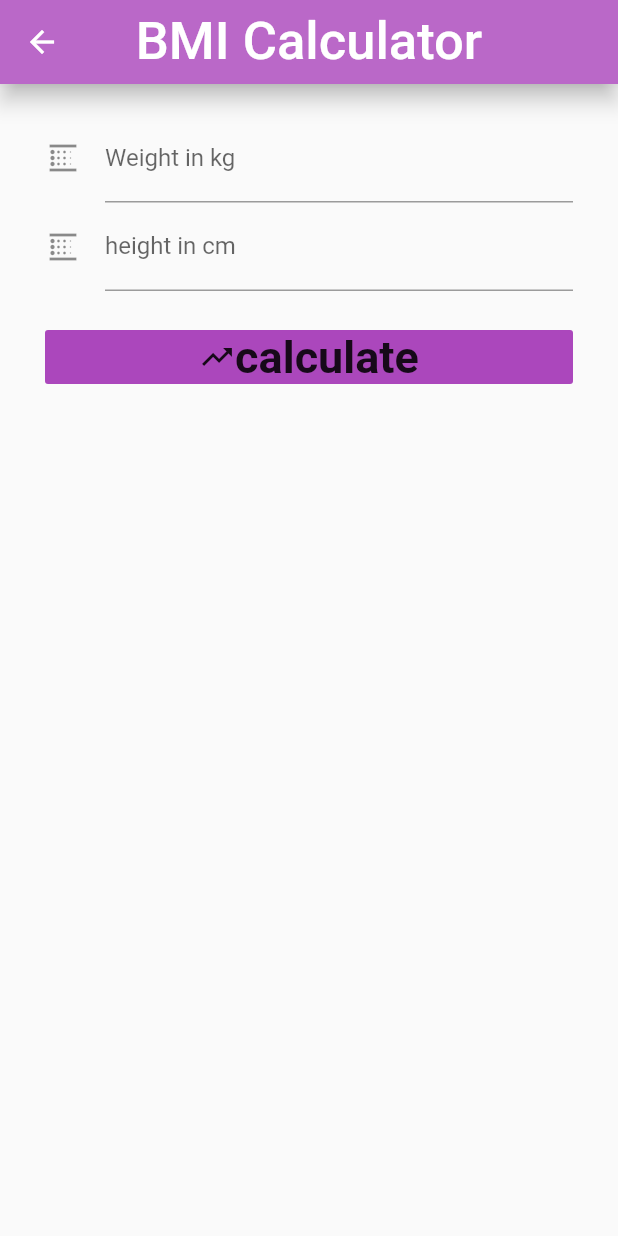
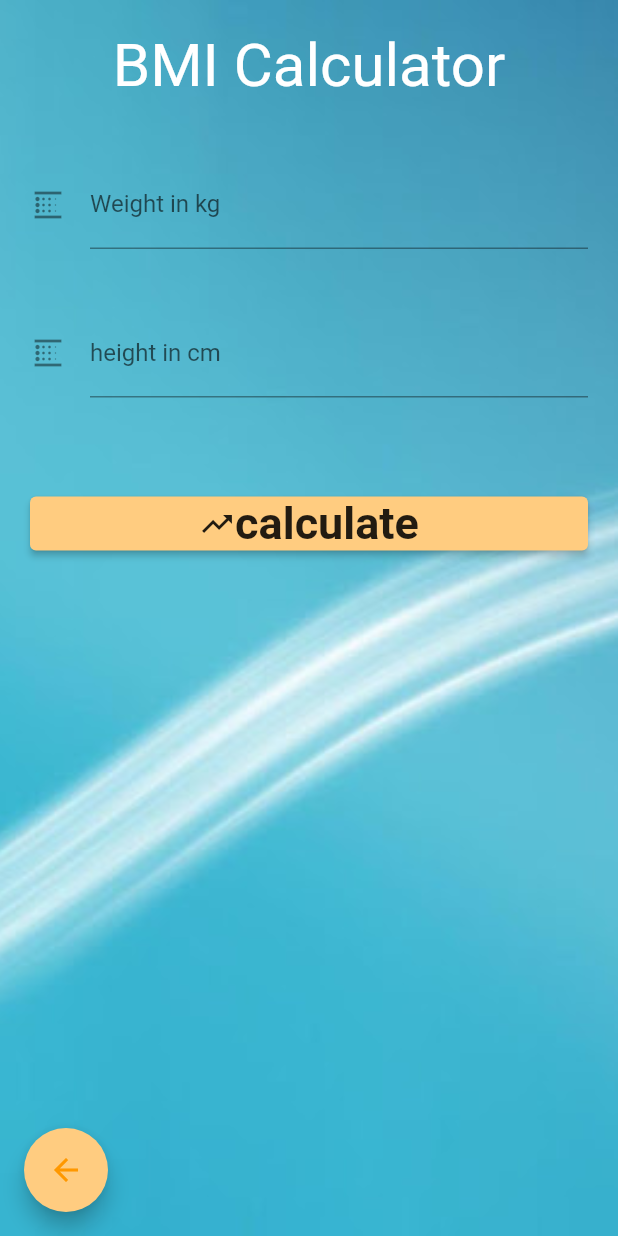
Before and after one commit to narjesabdolii/BMI_Calculatorapp, a Flutter app: the BMI screen opened by its route, on a phone screen of 412 x 824 dp. Run offline on Flutter 3.47's test engine with Material 2 defaults, Android fonts, the phone set to English and light mode, and no system bars; Roboto replaces fonts that are missing (Dongle-Bold).

Commit message:
changes : change bmi calculator page and buttons

```diff
--- a/lib/pages/Bmi_calculator.dart
+++ b/lib/pages/Bmi_calculator.dart
@@ -10,6 +10,7 @@ class _BMIState extends State<BMI> {
   final _heightController = TextEditingController();
   final _weightController = TextEditingController();
   double? _bmi;
+  String? _msg;
 
 
   void _calculate() {
@@ -24,28 +25,37 @@ class _BMIState extends State<BMI> {
 
     setState(() {
       _bmi = weight / (height/100 * height/100);
+      _msg = _bmi.toString();
     });
   }
 
   @override
   Widget build(BuildContext context) {
     return Scaffold(
-        appBar: AppBar(
-          centerTitle: true,
-          elevation: 6,
-          title: const Text('BMI Calculator',
-            style: TextStyle(
-                fontFamily: 'Dongle-Bold',
-                fontSize: 35.0
-            ) ,),
-          backgroundColor: Colors.purple[300],
-
+        body :  Container(
+          alignment: const Alignment(-.2, 0),
+          decoration: const BoxDecoration(
+            image: DecorationImage(
+              image: AssetImage('assets/back-blue.jpg'),
+              fit: BoxFit.cover,
             ),
-        body :  Padding(
-          padding: const EdgeInsets.symmetric(vertical: 20.0,horizontal: 30.0),
+          ),
           child: Column(
             children:  <Widget>[
-               TextField(
+              Container(
+                margin: const EdgeInsets.all(20.0),
+                child: const Text(
+                  'BMI Calculator',
+                  style: TextStyle(
+                    fontSize: 40.0,
+                    fontFamily: 'Dongle-Bold',
+                    color: Colors.white,
+                  ),
+                ),
+              ),
+               Container(
+                 margin: const EdgeInsets.all(20.0),
+                 child:  TextField(
                    keyboardType: const TextInputType.numberWithOptions(decimal: true),
                    controller: _weightController,
                    decoration: const InputDecoration(
@@ -53,7 +63,10 @@ class _BMIState extends State<BMI> {
                      icon: Icon(Icons.blur_linear_outlined),
                    ),
                  ),
-               TextField(
+               ),
+               Container(
+                 margin: const EdgeInsets.all(20.0),
+                 child:TextField(
                    keyboardType: const TextInputType.numberWithOptions(decimal: true),
                    controller: _heightController,
                    decoration: const InputDecoration(
@@ -61,8 +74,14 @@ class _BMIState extends State<BMI> {
                      icon: Icon(Icons.blur_linear_outlined),
                    ),
                  ),
+               ),
               const SizedBox(height: 20.0),
-              FlatButton(
+              Container(
+                margin: const EdgeInsets.all(20.0),
+                child:  ElevatedButton(
+                  style: ElevatedButton.styleFrom(
+                    primary: Colors.orange[200],
+                  ),
                     onPressed: ()
                     {
                       _calculate();
@@ -80,29 +99,37 @@ class _BMIState extends State<BMI> {
                         },
                       );
                     },
-
-                color: Colors.purple[400],
                     child: Row(
                       mainAxisAlignment: MainAxisAlignment.center,
                       children: const <Widget>[
-                    Icon(Icons.trending_up_outlined),
+                        Icon(Icons.trending_up_outlined,
+                        color: Colors.black87,),
                         Text('calculate',
                           style: TextStyle(
                             fontWeight: FontWeight.bold,
                             fontFamily: 'Dongle-Bold',
                             fontSize: 30.0,
+                            color: Colors.black87,
                           ),
                         ),
                       ],
-                )
-
-              )
-
+                    ),
+                ),
+              ),
             ],
-
           ),
-
-        )
+        ),
+      floatingActionButton: FloatingActionButton(
+        onPressed: () {
+          setState(() {
+            Navigator.pushNamed(context, '/home');
+          });
+        },
+        backgroundColor: Colors.orange[200],
+        child: const Icon(Icons.arrow_back_outlined,
+        color: Colors.orange,),
+      ),
+      floatingActionButtonLocation: FloatingActionButtonLocation.startFloat,
     );
   }
 }
--- a/pubspec.yaml
+++ b/pubspec.yaml
@@ -63,6 +63,7 @@ flutter:
     - assets/back-2.png
     - assets/bmi.png
     - assets/bmi-2.png
+    - assets/back-blue.jpg
 
   # An image asset can refer to one or more resolution-specific "variants", see
   # https://flutter.dev/assets-and-images/#resolution-aware.
```
Also changed, not shown: assets/back-blue.jpg (added), assets/back3.jpg (added). Lines whose indentation alone changed are shown as unchanged.
